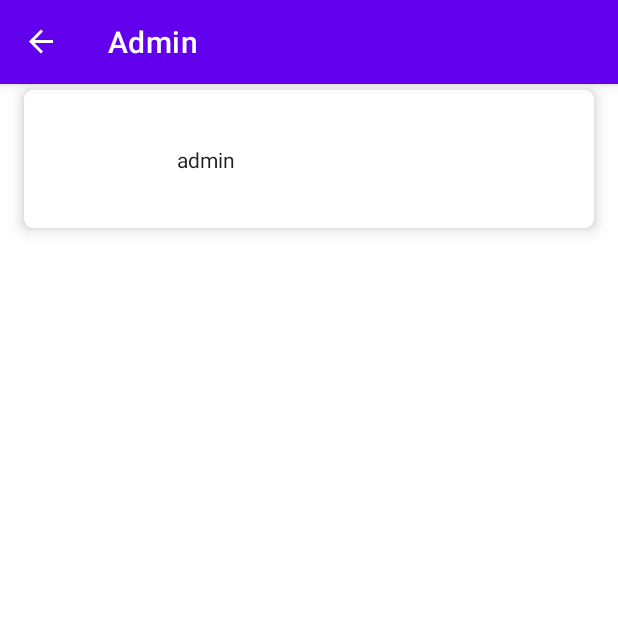
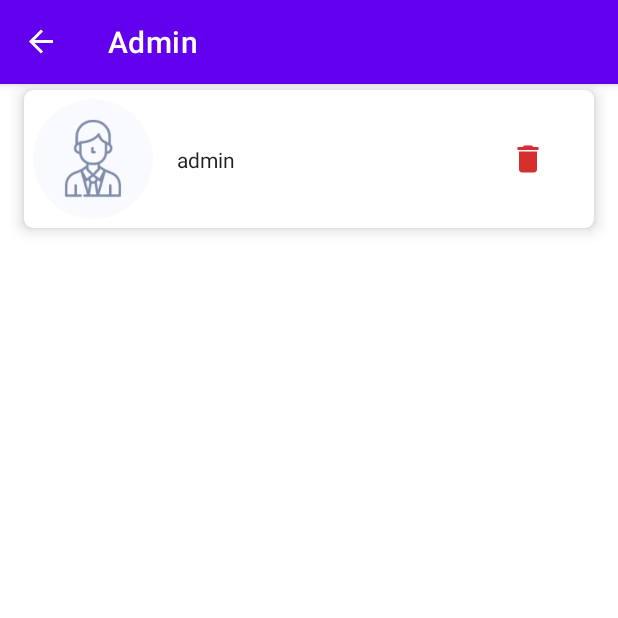
Before and after one commit to saied89/Users, an Android app: the ListFragment screen opened through its navigation route, on a phone screen of 412 x 824 dp, the top half of it. Run offline under Robolectric (Android 15) with nearby library versions, the phone set to English and light mode, and no system bars; our stand-ins replace Room's generated code, navigation-ui.

Commit message:
add delete button UI

```diff
--- a/app/build.gradle
+++ b/app/build.gradle
@@ -9,7 +9,7 @@ android {
 
     defaultConfig {
         applicationId "com.saied.users"
-        minSdkVersion 21
+        minSdkVersion 23
         targetSdkVersion 29
         versionCode 1
         versionName "1.0"
--- a/app/src/main/java/com/saied/users/ui/admin/ListFragment.kt
+++ b/app/src/main/java/com/saied/users/ui/admin/ListFragment.kt
@@ -14,7 +14,11 @@ class ListFragment : Fragment() {
 
     private var _binding: FragmentListBinding? = null
     private val viewModel: ListViewModel by viewModel()
-    private val adapter = UserAdapter()
+    private val adapter = UserAdapter(
+        onDeleteClick = {
+
+        }
+    )
 
     override fun onCreateView(
         inflater: LayoutInflater, container: ViewGroup?,
--- a/app/src/main/java/com/saied/users/ui/admin/UserAdapter.kt
+++ b/app/src/main/java/com/saied/users/ui/admin/UserAdapter.kt
@@ -10,7 +10,8 @@ import androidx.recyclerview.widget.RecyclerView
 import com.saied.users.data.model.User
 import com.saied.users.databinding.ItemUserBinding
 
-class UserAdapter : ListAdapter<User, UserViewHolder>(userDiffCallback) {
+class UserAdapter(private val onDeleteClick: (User) -> Unit) :
+    ListAdapter<User, UserViewHolder>(userDiffCallback) {
     override fun onCreateViewHolder(parent: ViewGroup, viewType: Int): UserViewHolder =
         UserViewHolder(
             ItemUserBinding.inflate(LayoutInflater.from(parent.context), parent, false)
@@ -24,12 +25,13 @@ class UserAdapter : ListAdapter<User, UserViewHolder>(userDiffCallback) {
                 holder.binding.imageView.setImageBitmap(this)
             }
         }
+        holder.binding.deleteButton.setOnClickListener {
+            onDeleteClick(getItem(position))
+        }
     }
 }
 
-class UserViewHolder(val binding: ItemUserBinding) : RecyclerView.ViewHolder(binding.root) {
-
-}
+class UserViewHolder(val binding: ItemUserBinding) : RecyclerView.ViewHolder(binding.root)
 
 private val userDiffCallback = object : DiffUtil.ItemCallback<User>() {
     override fun areItemsTheSame(oldItem: User, newItem: User): Boolean =
--- /dev/null
+++ b/app/src/main/res/drawable/ic_baseline_delete_24.xml
@@ -0,0 +1,10 @@
+<vector xmlns:android="http://schemas.android.com/apk/res/android"
+    android:width="24dp"
+    android:height="24dp"
+    android:viewportWidth="24"
+    android:viewportHeight="24"
+    android:tint="?attr/colorControlNormal">
+  <path
+      android:fillColor="@android:color/white"
+      android:pathData="M6,19c0,1.1 0.9,2 2,2h8c1.1,0 2,-0.9 2,-2V7H6v12zM19,4h-3.5l-1,-1h-5l-1,1H5v2h14V4z"/>
+</vector>
--- a/app/src/main/res/layout/item_user.xml
+++ b/app/src/main/res/layout/item_user.xml
@@ -5,8 +5,8 @@
     android:layout_width="match_parent"
     android:layout_height="wrap_content"
     android:layout_marginStart="16dp"
+    android:layout_marginTop="4dp"
     android:layout_marginEnd="16dp"
-    android:layout_marginTop="4dp"
     android:layout_marginBottom="4dp"
     app:cardCornerRadius="6dp"
     app:cardElevation="6dp">
@@ -22,6 +22,7 @@
             android:layout_margin="6dp"
             android:background="@drawable/circle_white"
             android:scaleType="centerCrop"
+            android:src="@drawable/ic_man_deactive"
             app:layout_constraintBottom_toBottomOf="parent"
             app:layout_constraintStart_toStartOf="parent"
             app:layout_constraintTop_toTopOf="parent"
@@ -40,6 +41,19 @@
             app:layout_constraintTop_toTopOf="parent"
             tools:text="name" />
 
+        <ImageButton
+            android:id="@+id/deleteButton"
+            style="?attr/materialButtonOutlinedStyle"
+            android:layout_width="wrap_content"
+            android:layout_height="wrap_content"
+            android:src="@drawable/ic_baseline_delete_24"
+            android:tint="#d32f2f"
+            android:padding="6dp"
+            android:background="?android:actionBarItemBackground"
+            app:layout_constraintBottom_toBottomOf="parent"
+            app:layout_constraintEnd_toEndOf="parent"
+            app:layout_constraintTop_toTopOf="parent" />
+
     </androidx.constraintlayout.widget.ConstraintLayout>
 
 </androidx.cardview.widget.CardView>
```
Also changed, not shown: app/src/main/res/drawable/ic_man_deactive.png (added).
